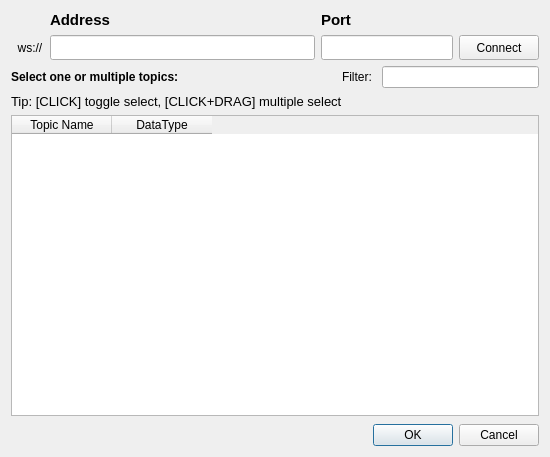
Before: the Qt Designer form data_stream_pj_bridge/websocket_client.ui in PlotJuggler/pj-official-plugins, drawn with Qt 5.
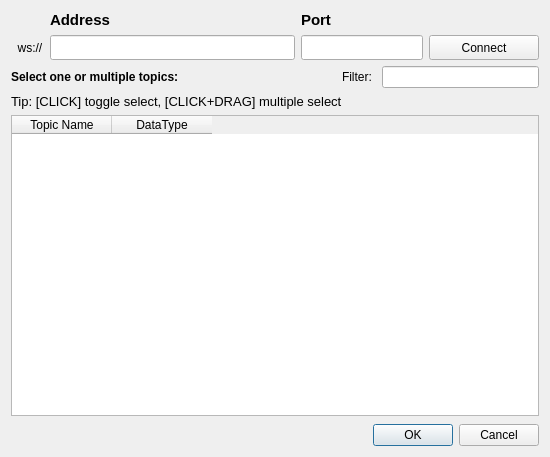
After: the same form once the commit is applied.

Commit message: style(plugins): adopt the host theme — drop inline button/tab QSS, opt into framed tabs

```diff
--- a/data_stream_pj_bridge/websocket_client.ui
+++ b/data_stream_pj_bridge/websocket_client.ui
@@ -20,7 +20,7 @@
       <widget class="QPushButton" name="buttonConnect">
        <property name="minimumSize">
         <size>
-         <width>0</width>
+         <width>110</width>
          <height>25</height>
         </size>
        </property>
```
The commit also changes 6 other files.
